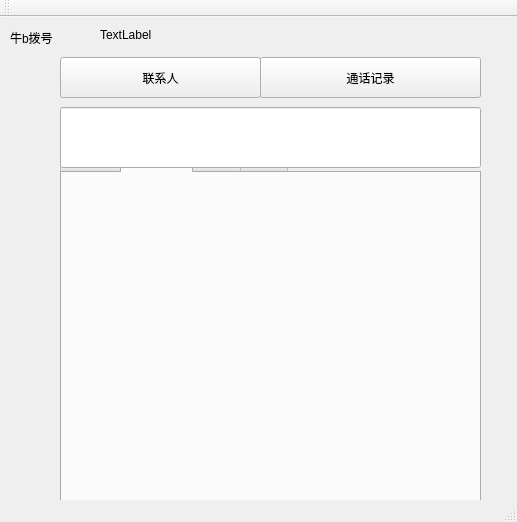
Before: the Qt Designer form mainwindow.ui in yt2014/dail, drawn with Qt 5.
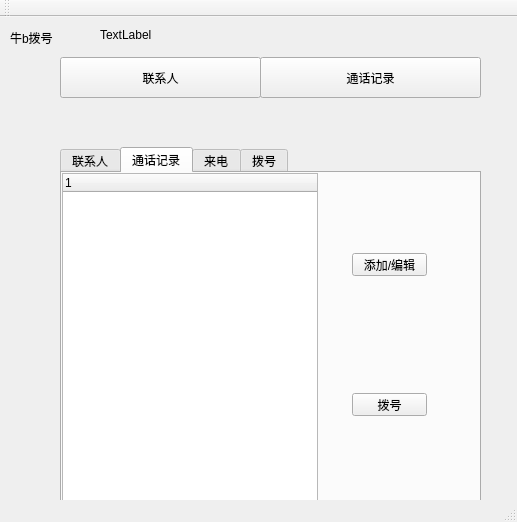
After: the same form once the commit is applied. The open tabs and pages were chosen to show the change. Icons and pictures are not drawn.

```diff
--- a/mainwindow.ui
+++ b/mainwindow.ui
@@ -115,11 +115,62 @@
        <string>编辑</string>
       </property>
      </widget>
+     <widget class="QLineEdit" name="lineEdit">
+      <property name="geometry">
+       <rect>
+        <x>10</x>
+        <y>-160</y>
+        <width>421</width>
+        <height>61</height>
+       </rect>
+      </property>
+     </widget>
     </widget>
     <widget class="QWidget" name="tabRecord">
      <attribute name="title">
       <string>通话记录</string>
      </attribute>
+     <widget class="QTreeWidget" name="treeWidget">
+      <property name="geometry">
+       <rect>
+        <x>0</x>
+        <y>0</y>
+        <width>256</width>
+        <height>331</height>
+       </rect>
+      </property>
+      <column>
+       <property name="text">
+        <string notr="true">1</string>
+       </property>
+      </column>
+     </widget>
+     <widget class="QPushButton" name="pBtnDail">
+      <property name="geometry">
+       <rect>
+        <x>290</x>
+        <y>220</y>
+        <width>75</width>
+        <height>23</height>
+       </rect>
+      </property>
+      <property name="text">
+       <string>拨号</string>
+      </property>
+     </widget>
+     <widget class="QPushButton" name="pBtnEdit_Add">
+      <property name="geometry">
+       <rect>
+        <x>290</x>
+        <y>80</y>
+        <width>75</width>
+        <height>23</height>
+       </rect>
+      </property>
+      <property name="text">
+       <string>添加/编辑</string>
+      </property>
+     </widget>
     </widget>
     <widget class="QWidget" name="tabRingup">
      <attribute name="title">
@@ -145,16 +196,6 @@
      <string>TextLabel</string>
     </property>
    </widget>
-   <widget class="QLineEdit" name="lineEdit">
-    <property name="geometry">
-     <rect>
-      <x>60</x>
-      <y>90</y>
-      <width>421</width>
-      <height>61</height>
-     </rect>
-    </property>
-   </widget>
   </widget>
   <widget class="QMenuBar" name="menuBar">
    <property name="geometry">
```
Left out of the diff: 2 changed lines with no effect on the pictures.
